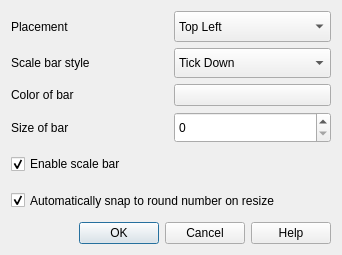
Qt form src/ui/qgsdecorationscalebardialog.ui (qgis/QGIS) before a commit.
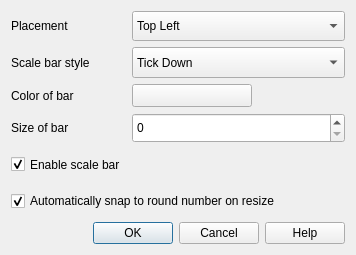
The same form after that commit. Icons and pictures are not drawn. Custom widgets are drawn as their Qt base class.

Commit message: Port some more color buttons to QgsColorButtonV2

```diff
--- a/src/ui/qgsdecorationscalebardialog.ui
+++ b/src/ui/qgsdecorationscalebardialog.ui
@@ -6,7 +6,7 @@
    <rect>
     <x>0</x>
     <y>0</y>
-    <width>342</width>
+    <width>356</width>
     <height>255</height>
    </rect>
   </property>
@@ -127,6 +127,42 @@
      </property>
     </widget>
    </item>
+   <item row="2" column="1">
+    <layout class="QHBoxLayout" name="horizontalLayout">
+     <item>
+      <widget class="QgsColorButtonV2" name="pbnChangeColor">
+       <property name="minimumSize">
+        <size>
+         <width>120</width>
+         <height>0</height>
+        </size>
+       </property>
+       <property name="maximumSize">
+        <size>
+         <width>120</width>
+         <height>16777215</height>
+        </size>
+       </property>
+       <property name="text">
+        <string/>
+       </property>
+      </widget>
+     </item>
+     <item>
+      <spacer name="horizontalSpacer">
+       <property name="orientation">
+        <enum>Qt::Horizontal</enum>
+       </property>
+       <property name="sizeHint" stdset="0">
+        <size>
+         <width>40</width>
+         <height>20</height>
+        </size>
+       </property>
+      </spacer>
+     </item>
+    </layout>
+   </item>
    <item row="3" column="0">
     <widget class="QLabel" name="textLabel1_3">
      <property name="sizePolicy">
@@ -153,7 +189,7 @@
      </property>
     </widget>
    </item>
-   <item row="4" column="0" colspan="2">
+   <item row="4" column="0">
     <widget class="QCheckBox" name="chkEnable">
      <property name="sizePolicy">
       <sizepolicy hsizetype="Minimum" vsizetype="Minimum">
@@ -195,21 +231,14 @@
      </property>
     </widget>
    </item>
-   <item row="2" column="1">
-    <widget class="QgsColorButton" name="pbnChangeColor">
-     <property name="text">
-      <string/>
-     </property>
-    </widget>
-   </item>
   </layout>
  </widget>
  <layoutdefault spacing="6" margin="11"/>
  <customwidgets>
   <customwidget>
-   <class>QgsColorButton</class>
-   <extends>QPushButton</extends>
-   <header>qgscolorbutton.h</header>
+   <class>QgsColorButtonV2</class>
+   <extends>QToolButton</extends>
+   <header>qgscolorbuttonv2.h</header>
   </customwidget>
  </customwidgets>
  <tabstops>
```
The commit also changes 9 other files.
